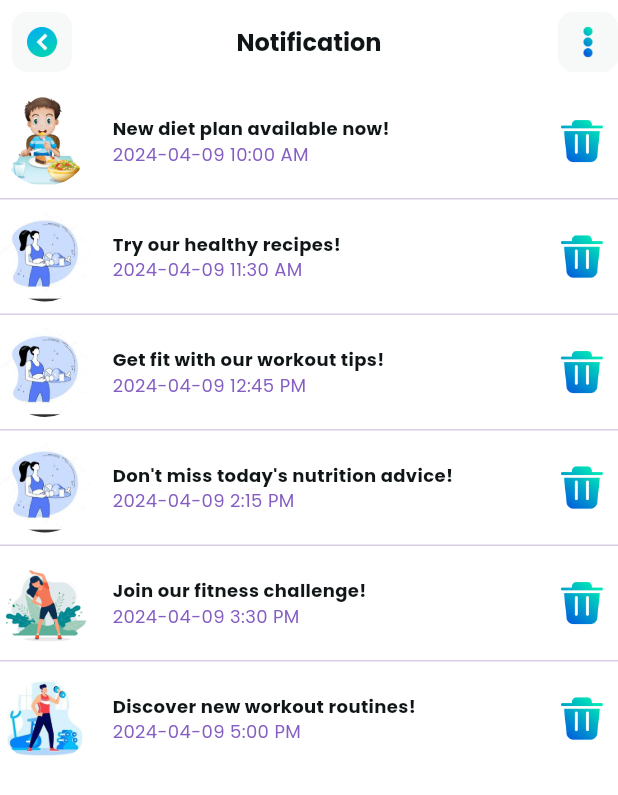
After one commit to MisFits-Sem8/health_guard, a Flutter app: the NotificationView screen opened directly, on a phone screen of 412 x 824 dp. The commit adds this screen. Shown: the top 795 px of the screen. Run offline on Flutter 3.47's test engine with Material 3 defaults, Android fonts, the phone set to English and light mode, and no system bars; our stand-ins replace cloud_firestore, firebase_auth, firebase_core, font_awesome_flutter, get, get_storage and 1 more; accounts and stored records are empty.

Commit message:
notification page & data base connection completed

```diff
--- /dev/null
+++ b/lib/data/models/user_model.dart
@@ -0,0 +1,52 @@
+import 'package:cloud_firestore/cloud_firestore.dart';
+
+class UserModel {
+  final String? id;
+  final String name;
+  final String email;
+  final String password;
+  final Timestamp birthday;
+  final bool isPremium;
+
+  const UserModel({
+    this.id,
+    required this.name,
+    required this.email,
+    required this.password,
+    required this.birthday,
+    required this.isPremium,
+  });
+  toJson() {
+    return {
+      "name": name,
+      "email": email,
+      "password": password,
+      "birthday": birthday,
+      "isPremium": isPremium,
+    };
+  }
+
+  UserModel.fromJson(Map<String, Object?> json)
+      : this(
+          name: json['name']! as String,
+          email: json['email']! as String,
+          password: json['password']! as String,
+          isPremium: json['isPremium']! as bool,
+          birthday: json['birthday']! as Timestamp,
+        );
+  UserModel copyWith({
+    String? name,
+    String? email,
+    String? password,
+    bool? isPremium,
+    Timestamp? updatedOn,
+    Timestamp? birthday,
+  }) {
+    return UserModel(
+        name: name ?? this.name,
+        email: email ?? this.email,
+        password: password ?? this.password,
+        birthday: birthday ?? this.birthday,
+        isPremium: isPremium ?? this.isPremium);
+  }
+}
--- a/lib/view/activity/activity_view.dart
+++ b/lib/view/activity/activity_view.dart
@@ -1,4 +1,4 @@
-import 'package:flutter/material.dart';
+ import 'package:flutter/material.dart';
 
 class ActivityView extends StatefulWidget {
   const ActivityView({super.key});
--- /dev/null
+++ b/lib/view/home/notification_view.dart
@@ -0,0 +1,178 @@
+import 'package:firebase_auth/firebase_auth.dart';
+import 'package:flutter/material.dart';
+import 'package:get/get.dart';
+import 'package:health_app/common/color_extension.dart';
+import 'package:health_app/data/models/user_model.dart';
+import 'package:health_app/data/repository/authentication_repository.dart';
+
+class NotificationView extends StatefulWidget {
+  const NotificationView({super.key});
+
+  @override
+  State<NotificationView> createState() => _NotificationViewState();
+}
+
+final userRepo = Get.put(AuthenticationRepository());
+
+// ignore: camel_case_types
+class _NotificationViewState extends State<NotificationView> {
+  List notifications = [
+    {
+      "image": "assets/images/diet_boy.webp",
+      "title": "New diet plan available now!",
+      "time": "2024-04-09 10:00 AM",
+      "didView": true
+    },
+    {
+      "image": "assets/images/diet_girl.jpeg",
+      "title": "Try our healthy recipes!",
+      "time": "2024-04-09 11:30 AM",
+      "didView": false
+    },
+    {
+      "image": "assets/images/diet_girl.jpeg",
+      "title": "Get fit with our workout tips!",
+      "time": "2024-04-09 12:45 PM",
+      "didView": true
+    },
+    {
+      "image": "assets/images/diet_girl.jpeg",
+      "title": "Don't miss today's nutrition advice!",
+      "time": "2024-04-09 2:15 PM",
+      "didView": false
+    },
+    {
+      "image": "assets/images/workout_girl.jpg",
+      "title": "Join our fitness challenge!",
+      "time": "2024-04-09 3:30 PM",
+      "didView": true
+    },
+    {
+      "image": "assets/images/workout_boy.jpg",
+      "title": "Discover new workout routines!",
+      "time": "2024-04-09 5:00 PM",
+      "didView": false
+    }
+  ];
+
+  @override
+  Widget build(BuildContext context) {
+    return Scaffold(
+        appBar: AppBar(
+          backgroundColor: TColour.white,
+          centerTitle: true,
+          elevation: 0,
+          leading: InkWell(
+            onTap: () {
+              Navigator.pop(context);
+            },
+            child: Container(
+                width: 40,
+                height: 40,
+                margin: const EdgeInsets.all(8),
+                alignment: Alignment.center,
+                decoration: BoxDecoration(
+                    color: TColour.lightGray,
+                    borderRadius: BorderRadius.circular(10)),
+                child: Image.asset(
+                  "assets/images/icons/back-button.png",
+                  width: 20,
+                  height: 20,
+                  fit: BoxFit.contain,
+                )),
+          ),
+          title: Text(
+            "Notification",
+            style: TextStyle(
+                color: TColour.black1,
+                fontSize: 16,
+                fontWeight: FontWeight.w700),
+          ),
+          actions: [
+            InkWell(
+              onTap: () {
+                Navigator.pop(context);
+              },
+              child: Container(
+                  width: 40,
+                  height: 40,
+                  padding: const EdgeInsets.all(8),
+                  decoration: BoxDecoration(
+                      color: TColour.lightGray,
+                      borderRadius: BorderRadius.circular(10)),
+                  // child:Icon(Icons.arrow_back_ios ,color:TColour.white,),
+                  child: Image.asset(
+                    "assets/images/icons/more.png",
+                    width: 12,
+                    height: 12,
+                    fit: BoxFit.contain,
+                  )),
+            ),
+          ],
+        ),
+        backgroundColor: TColour.white,
+        body: ListView.separated(
+            itemBuilder: ((context, index) {
+              var nObj = notifications[index] as Map? ?? {};
+              return Padding(
+                padding: const EdgeInsets.symmetric(vertical: 8),
+                child: Row(
+                  children: [
+                    ClipRRect(
+                      borderRadius: BorderRadius.circular(30),
+                      child: Image.asset(
+                        nObj["image"].toString(),
+                        width: 60,
+                        height: 60,
+                        fit: BoxFit.cover,
+                      ),
+                    ),
+                    const SizedBox(
+                      width: 15,
+                    ),
+                    Expanded(
+                        child: Column(
+                      crossAxisAlignment: CrossAxisAlignment.start,
+                      children: [
+                        Text(
+                          nObj["title"].toString(),
+                          style: TextStyle(
+                            color: TColour.black1,
+                            fontSize: 12,
+                            fontWeight: FontWeight.w600,
+                          ),
+                        ),
+                        Text(
+                          nObj["time"].toString(),
+                          style: TextStyle(
+                            color: TColour.primaryColor1,
+                            fontSize: 12,
+                          ),
+                        )
+                      ],
+                    )),
+                    IconButton(
+                        onPressed: () async {
+                          setState(() {
+                            notifications.removeAt(index);
+                          });
+                        },
+                        icon: Image.asset(
+                          "assets/images/icons/trash.png",
+                          width: 30,
+                          height: 30,
+                          fit: BoxFit.contain,
+                        ))
+                  ],
+                ),
+              );
+            }),
+            separatorBuilder: (context, index) {
+              return Divider(
+                color: TColour.primaryColor2.withOpacity(.5),
+                height: 1,
+              );
+            },
+            itemCount: notifications.length));
+  }
+}
```
Also changed, not shown: lib/data/repository/authentication_repository.dart (added, +34 -0 lines), lib/main.dart (+31 -2 lines), lib/services/database_service.dart (added, +32 -0 lines), lib/view/login/google_sign_in.dart (added, +134 -0 lines), pubspec.yaml (+10 -0 lines), assets/images/diet_boy.webp (added), assets/images/diet_girl.jpeg (added), assets/images/icons/back-button.png (added), assets/images/icons/more.png (added), assets/images/icons/trash.png (added), assets/images/workout_boy.jpg (added), assets/images/workout_girl.jpg (added), lib/firebase_options.dart (added), pubspec.lock, 4 other files.
